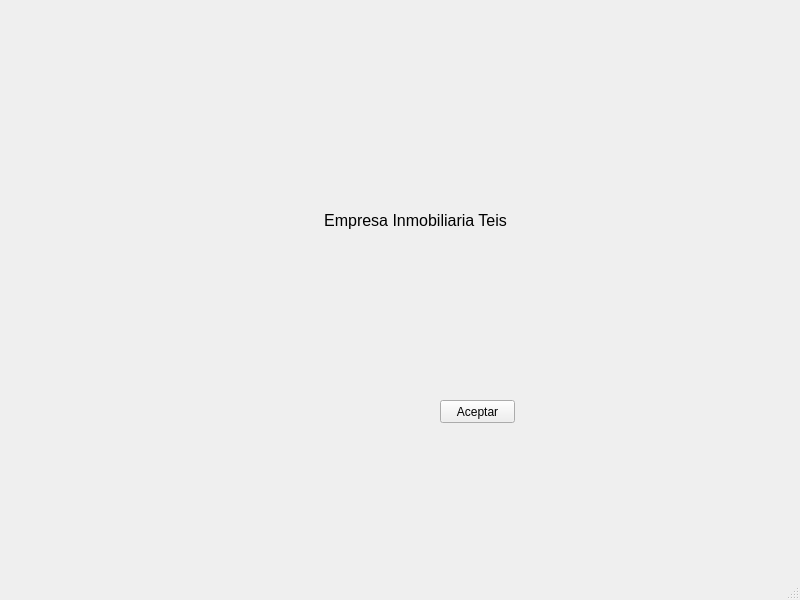
The window that venPrincipal.ui (AmarinoLama/desarrolloInterfaces_Proyecto) describes before a commit, drawn with Qt 5.
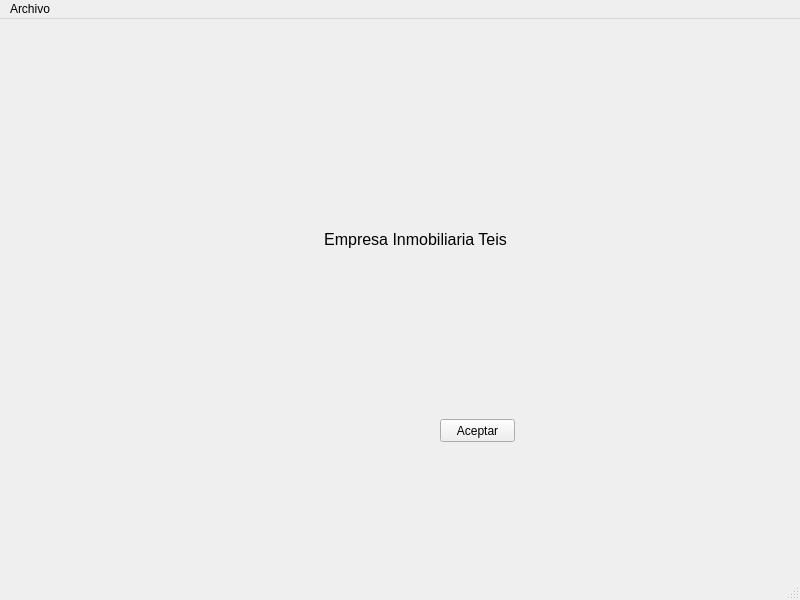
The same window after the commit.

Commit message: feat() : añadir botón salir

What changed in the file:
```diff
--- a/venPrincipal.ui
+++ b/venPrincipal.ui
@@ -58,6 +58,13 @@
      <height>21</height>
     </rect>
    </property>
+   <widget class="QMenu" name="menuArchivo">
+    <property name="title">
+     <string>Archivo</string>
+    </property>
+    <addaction name="actionSalir"/>
+   </widget>
+   <addaction name="menuArchivo"/>
   </widget>
   <widget class="QStatusBar" name="statusbar"/>
  </widget>
```
Left out of the diff: 5 changed lines with no effect on the pictures. The commit also changes 2 other files.
